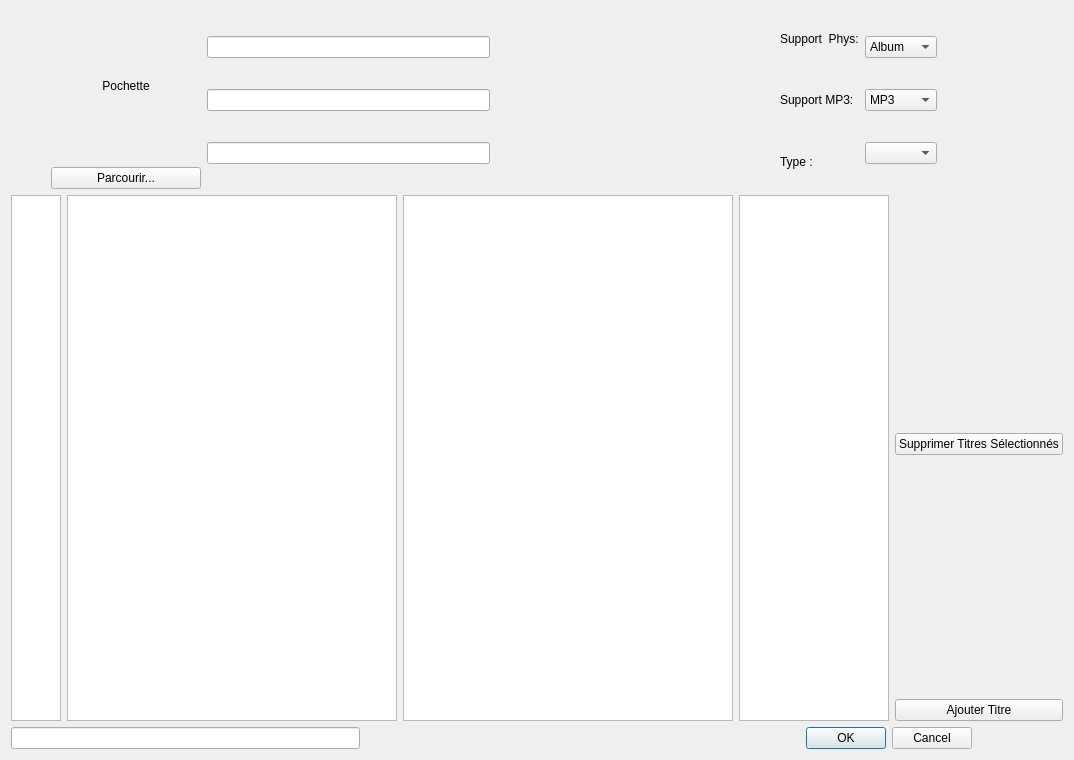
Old version of the form projet-musique/core/DialogModifierAlbum.ui in the repository toopoormaghell/projet-musique.
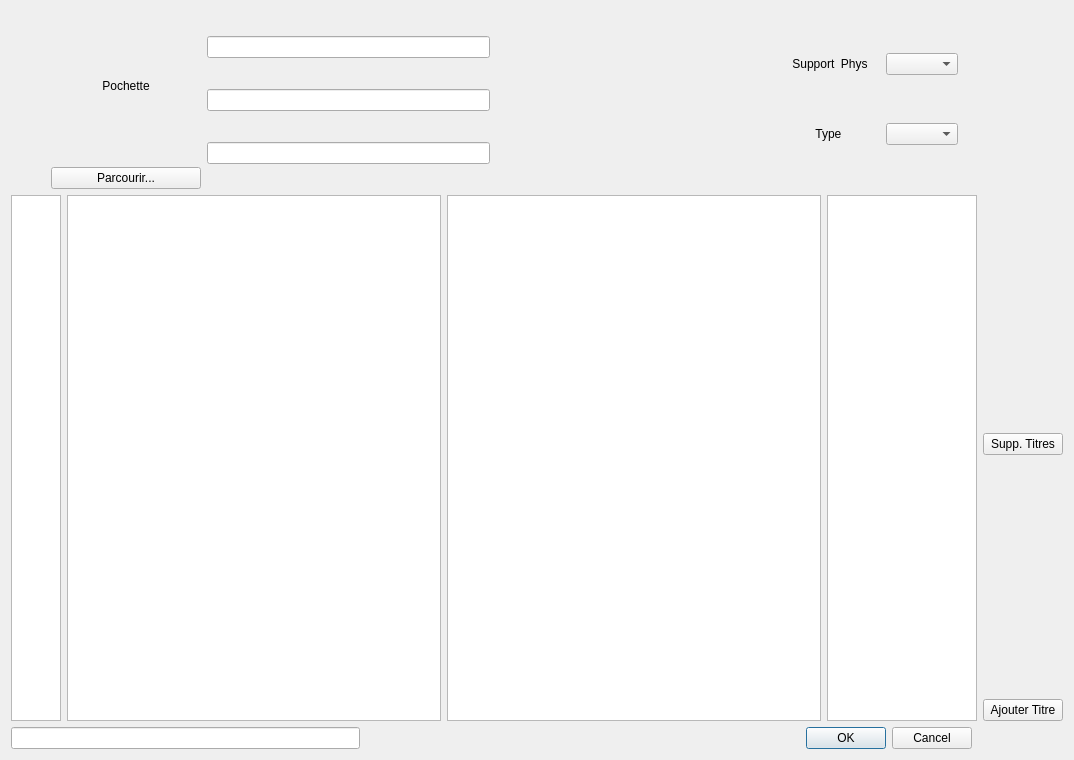
New version of the form.

What changed in the file:
```diff
--- a/projet-musique/core/DialogModifierAlbum.ui
+++ b/projet-musique/core/DialogModifierAlbum.ui
@@ -13,7 +13,7 @@
   <property name="windowTitle">
    <string>Modifier l'album</string>
   </property>
-  <layout class="QVBoxLayout" name="verticalLayout_6">
+  <layout class="QVBoxLayout" name="verticalLayout_2">
    <item>
     <layout class="QHBoxLayout" name="horizontalLayout_2">
      <item>
@@ -96,70 +96,82 @@
        <item>
         <layout class="QVBoxLayout" name="verticalLayout">
          <item>
-          <widget class="QLabel" name="LabelSupPhys">
-           <property name="text">
-            <string>Support  Phys:</string>
-           </property>
-          </widget>
-         </item>
-         <item>
-          <widget class="QLabel" name="LabelSupMp3">
-           <property name="text">
-            <string>Support MP3:</string>
-           </property>
-          </widget>
-         </item>
-         <item>
-          <widget class="QLabel" name="label_2">
-           <property name="text">
-            <string>Type :</string>
-           </property>
-          </widget>
-         </item>
-        </layout>
-       </item>
-       <item>
-        <layout class="QVBoxLayout" name="verticalLayout_2">
-         <item>
-          <widget class="QComboBox" name="SupportPhys">
-           <property name="maxCount">
-            <number>10</number>
-           </property>
+          <layout class="QHBoxLayout" name="horizontalLayout_5">
            <item>
-            <property name="text">
-             <string>Album</string>
-            </property>
+            <widget class="QLabel" name="LabelSupPhys">
+             <property name="minimumSize">
+              <size>
+               <width>100</width>
+               <height>0</height>
+              </size>
+             </property>
+             <property name="maximumSize">
+              <size>
+               <width>100</width>
+               <height>16777215</height>
+              </size>
+             </property>
+             <property name="accessibleName">
+              <string>TitreWidget</string>
+             </property>
+             <property name="text">
+              <string>Support  Phys</string>
+             </property>
+             <property name="alignment">
+              <set>Qt::AlignCenter</set>
+             </property>
+            </widget>
            </item>
            <item>
-            <property name="text">
-             <string>Compil</string>
-            </property>
+            <widget class="QComboBox" name="SupportPhys">
+             <property name="maxCount">
+              <number>10</number>
+             </property>
+            </widget>
            </item>
-           <item>
-            <property name="text">
-             <string>Single</string>
-            </property>
-           </item>
-          </widget>
+          </layout>
          </item>
          <item>
-          <widget class="QComboBox" name="SupportMP3">
-           <property name="maxCount">
-            <number>10</number>
-           </property>
+          <layout class="QHBoxLayout" name="horizontalLayout_6">
            <item>
-            <property name="text">
-             <string>MP3</string>
-            </property>
+            <widget class="QLabel" name="label_2">
+             <property name="minimumSize">
+              <size>
+               <width>100</width>
+               <height>0</height>
+              </size>
+             </property>
+             <property name="maximumSize">
+              <size>
+               <width>100</width>
+               <height>16777215</height>
+              </size>
+             </property>
+             <property name="accessibleName">
+              <string>TitreWidget</string>
+             </property>
+             <property name="accessibleDescription">
+              <string/>
+             </property>
+             <property name="text">
+              <string>Type </string>
+             </property>
+             <property name="alignment">
+              <set>Qt::AlignCenter</set>
+             </property>
+            </widget>
            </item>
-          </widget>
-         </item>
-         <item>
-          <widget class="QComboBox" name="Type">
-           <property name="maxCount">
-            <number>10</number>
-           </property>
-          </widget>
+           <item>
+            <widget class="QComboBox" name="Type">
+             <property name="maxVisibleItems">
+              <number>11</number>
+             </property>
+             <property name="maxCount">
+              <number>11</number>
+             </property>
+            </widget>
+           </item>
+          </layout>
          </item>
         </layout>
        </item>
@@ -255,7 +267,7 @@
        <item>
         <widget class="QPushButton" name="Supprimer">
          <property name="text">
-          <string>Supprimer Titres Sélectionnés</string>
+          <string>Supp. Titres</string>
          </property>
         </widget>
        </item>
```
Left out of the diff: 18 changed lines with no effect on the pictures.
